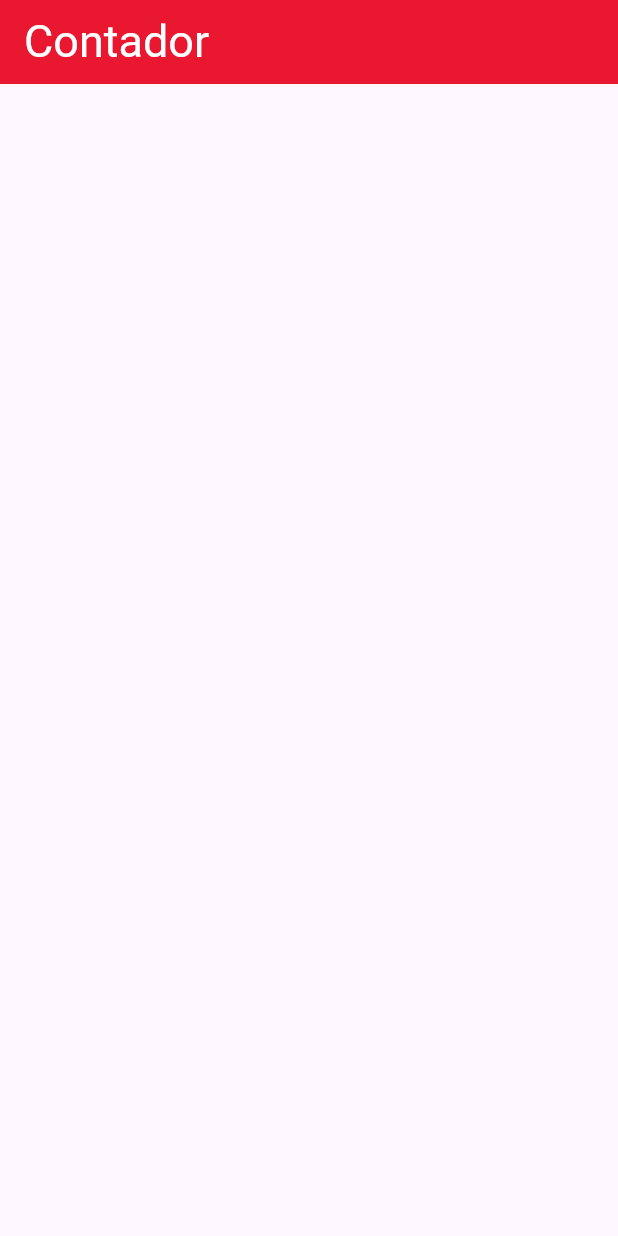
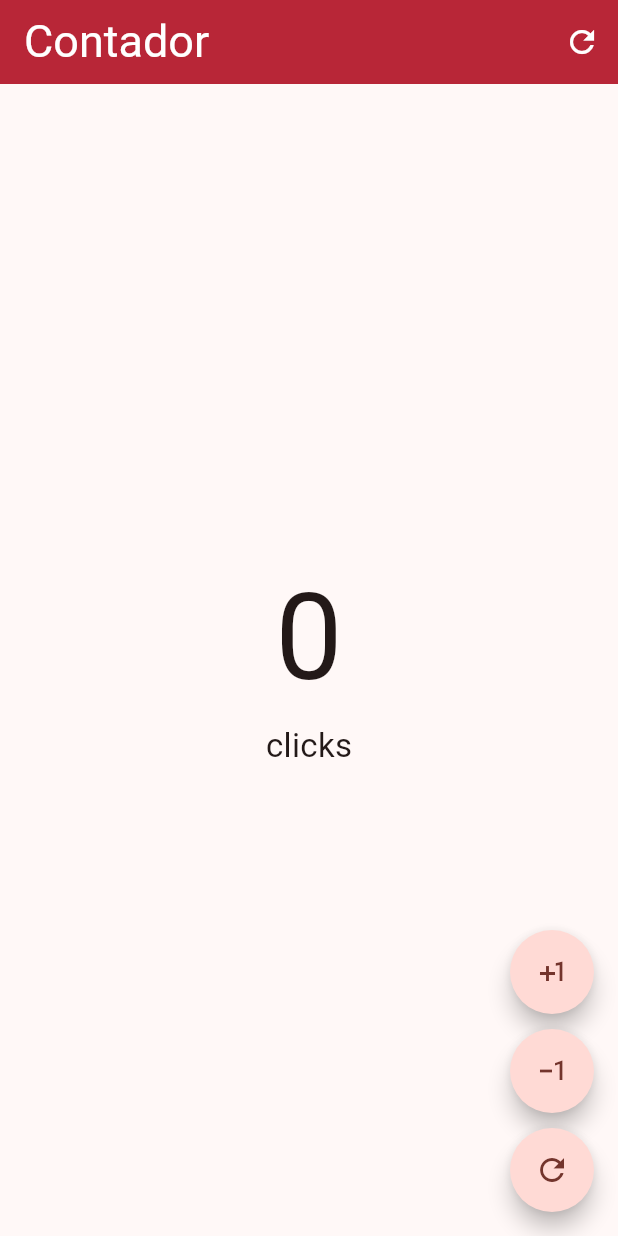
Before and after one commit to maldonadoangel/FlutterProyects, a Flutter app: the screen it shows after launch, on a phone screen of 412 x 824 dp. Run offline on Flutter 3.47's test engine with Material 3 defaults, Android fonts, the phone set to English and light mode, and no system bars.

Commit message:
Contador finalizado

```diff
--- a/contador_practica/lib/main.dart
+++ b/contador_practica/lib/main.dart
@@ -10,9 +10,12 @@ class MyApp extends StatelessWidget {
 
   @override
   Widget build(BuildContext context) {
-    return const MaterialApp(
+    return MaterialApp(
+      theme: ThemeData(
+          useMaterial3: true,
+          colorSchemeSeed: const Color.fromARGB(255, 165, 39, 30)),
       debugShowCheckedModeBanner: false,
-      home: ScreenCounter(),
+      home: const ScreenCounter(),
     );
   }
 }
--- a/contador_practica/lib/screen/counter/screen_counter.dart
+++ b/contador_practica/lib/screen/counter/screen_counter.dart
@@ -1,18 +1,97 @@
 import 'package:flutter/material.dart';
 
-class ScreenCounter extends StatelessWidget {
+class ScreenCounter extends StatefulWidget {
   const ScreenCounter({super.key});
 
+  @override
+  State<ScreenCounter> createState() => _ScreenCounterState();
+}
+
+class _ScreenCounterState extends State<ScreenCounter> {
+  int contador = 0;
   @override
   Widget build(BuildContext context) {
     return Scaffold(
       appBar: AppBar(
-        backgroundColor: const Color.fromARGB(255, 233, 23, 47),
+        backgroundColor: const Color.fromARGB(255, 184, 38, 55),
         title: const Text(
           'Contador',
           style: TextStyle(color: Colors.white, fontSize: 30),
         ),
+        actions: [
+          IconButton(
+            onPressed: () {
+              contador = 0;
+              setState(() {});
+            },
+            icon: const Icon(
+              Icons.refresh_outlined,
+              color: Colors.white,
+            ),
+          ),
+        ],
+      ),
+      body: Center(
+        child: Column(
+          mainAxisAlignment: MainAxisAlignment.center,
+          children: [
+            Text('$contador', style: const TextStyle(fontSize: 80)),
+            Text('click${contador == 1 ? '' : 's'}',
+                style: const TextStyle(fontSize: 22))
+          ],
+        ),
+      ),
+      floatingActionButton: Column(
+        mainAxisAlignment: MainAxisAlignment.end,
+        children: [
+          CustomButton(
+            icon: Icons.plus_one,
+            onPressed: () {
+              contador++;
+              setState(() {});
+            },
+          ),
+          const SizedBox(
+            height: 10,
+          ),
+          CustomButton(
+            icon: Icons.exposure_minus_1,
+            onPressed: () {
+              if (contador >= 1) {
+                contador--;
+              }
+              setState(() {});
+            },
+          ),
+          const SizedBox(height: 10),
+          CustomButton(
+              icon: Icons.refresh_outlined,
+              onPressed: () {
+                contador = 0;
+                setState(() {});
+              })
+        ],
       ),
     );
   }
 }
+
+class CustomButton extends StatelessWidget {
+  final IconData icon;
+  final VoidCallback onPressed;
+
+  const CustomButton({
+    super.key,
+    required this.icon,
+    required this.onPressed,
+  });
+
+  @override
+  Widget build(BuildContext context) {
+    return FloatingActionButton(
+      shape: const StadiumBorder(),
+      onPressed: onPressed,
+      child: Icon(icon),
+    );
+  }
+}
```
